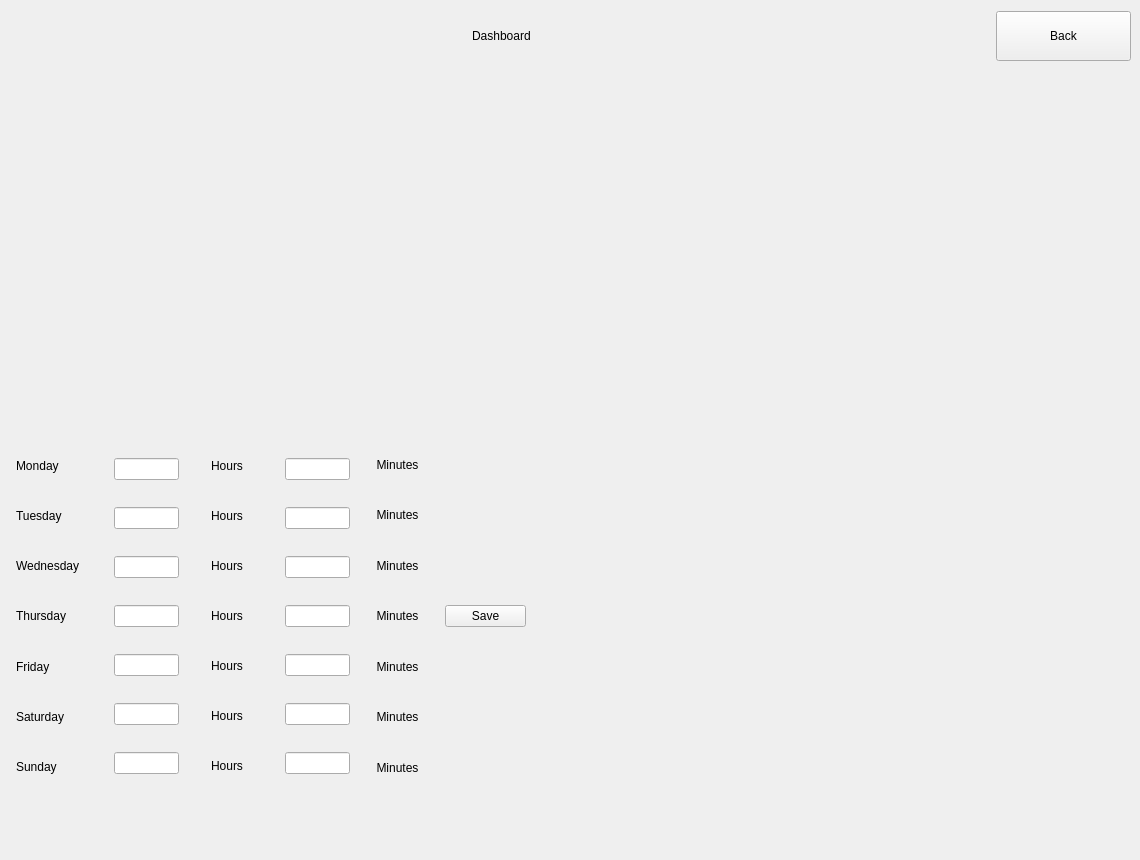
First picture: the form in main/UI/dashboard_test.ui, repository Demonim/Simargl-Study-Project, before the edit.
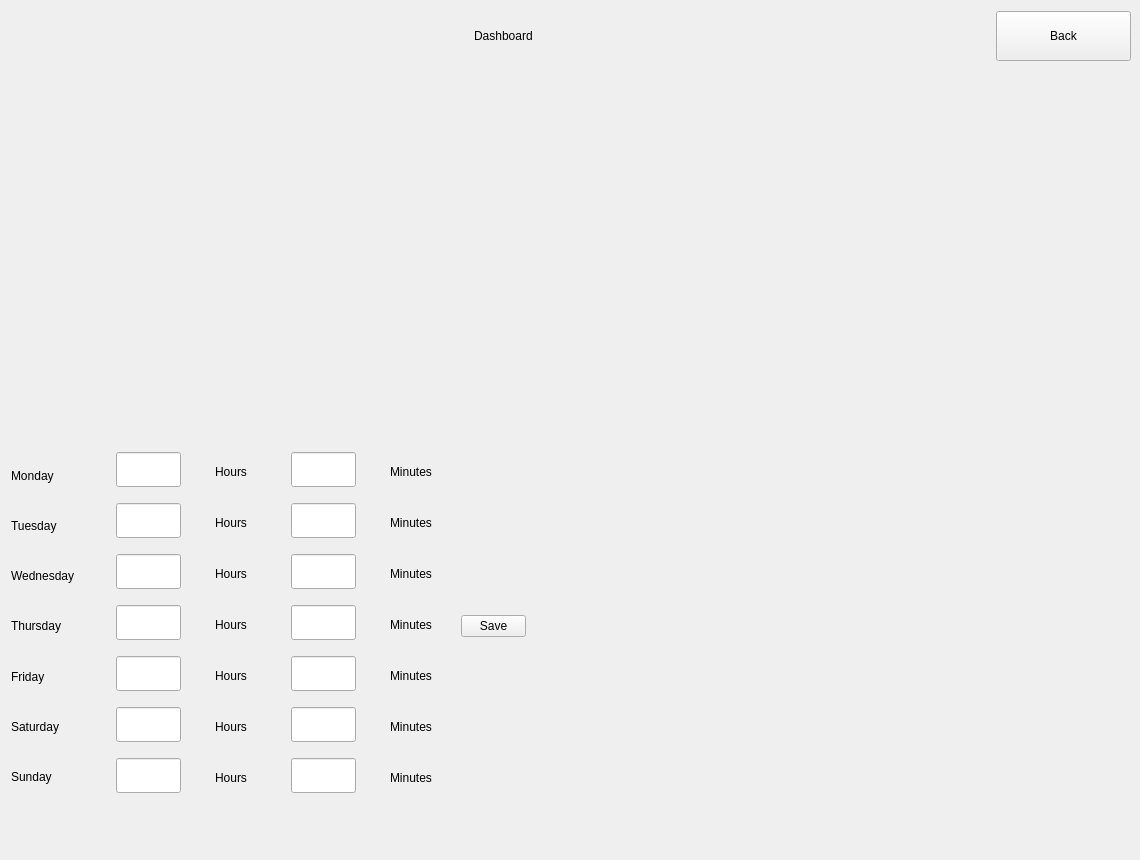
Second picture: the form after the edit.

```diff
--- a/main/UI/dashboard_test.ui
+++ b/main/UI/dashboard_test.ui
@@ -41,9 +41,9 @@
    <property name="styleSheet">
     <string notr="true"/>
    </property>
-   <layout class="QVBoxLayout" name="verticalLayout_7">
+   <layout class="QVBoxLayout" name="verticalLayout_7" stretch="1,4,1,4,1">
     <property name="spacing">
-     <number>5</number>
+     <number>0</number>
     </property>
     <property name="leftMargin">
      <number>11</number>
@@ -52,7 +52,7 @@
      <number>11</number>
     </property>
     <item>
-     <layout class="QHBoxLayout" name="horizontalLayout">
+     <layout class="QHBoxLayout" name="horizontalLayout" stretch="0,0,0,0">
       <item>
        <spacer name="horizontalSpacer">
         <property name="orientation">
@@ -120,13 +120,16 @@
      </layout>
     </item>
     <item>
-     <layout class="QHBoxLayout" name="horizontalLayout_2">
+     <layout class="QHBoxLayout" name="horizontalLayout_2" stretch="1,1">
+      <property name="spacing">
+       <number>10</number>
+      </property>
       <item>
        <widget class="QWidget" name="Dashboard_1" native="true">
         <property name="minimumSize">
          <size>
           <width>400</width>
-          <height>350</height>
+          <height>360</height>
          </size>
         </property>
        </widget>
@@ -136,7 +139,7 @@
         <property name="minimumSize">
          <size>
           <width>400</width>
-          <height>350</height>
+          <height>370</height>
          </size>
         </property>
        </widget>
@@ -160,14 +163,17 @@
      </spacer>
     </item>
     <item>
-     <layout class="QHBoxLayout" name="horizontalLayout_4">
+     <layout class="QHBoxLayout" name="horizontalLayout_4" stretch="1,1">
+      <property name="spacing">
+       <number>50</number>
+      </property>
       <item>
-       <layout class="QHBoxLayout" name="horizontalLayout_3">
+       <layout class="QHBoxLayout" name="horizontalLayout_3" stretch="1,1,1,1,1,1">
         <property name="spacing">
-         <number>7</number>
+         <number>5</number>
         </property>
         <property name="leftMargin">
-         <number>5</number>
+         <number>0</number>
         </property>
         <item>
          <layout class="QVBoxLayout" name="verticalLayout_4">
@@ -228,7 +234,7 @@
         <item>
          <layout class="QVBoxLayout" name="verticalLayout_2">
           <property name="spacing">
-           <number>10</number>
+           <number>15</number>
           </property>
           <property name="leftMargin">
            <number>10</number>
@@ -238,7 +244,7 @@
             <property name="maximumSize">
              <size>
               <width>65</width>
-              <height>16777215</height>
+              <height>35</height>
              </size>
             </property>
             <property name="alignment">
@@ -251,7 +257,7 @@
             <property name="maximumSize">
              <size>
               <width>65</width>
-              <height>16777215</height>
+              <height>35</height>
              </size>
             </property>
             <property name="alignment">
@@ -264,7 +270,7 @@
             <property name="maximumSize">
              <size>
               <width>65</width>
-              <height>16777215</height>
+              <height>35</height>
              </size>
             </property>
             <property name="text">
@@ -280,7 +286,7 @@
             <property name="maximumSize">
              <size>
               <width>65</width>
-              <height>16777215</height>
+              <height>35</height>
              </size>
             </property>
             <property name="alignment">
@@ -293,7 +299,7 @@
             <property name="maximumSize">
              <size>
               <width>65</width>
-              <height>16777215</height>
+              <height>35</height>
              </size>
             </property>
             <property name="alignment">
@@ -312,7 +318,7 @@
             <property name="maximumSize">
              <size>
               <width>65</width>
-              <height>16777215</height>
+              <height>35</height>
              </size>
             </property>
             <property name="alignment">
@@ -325,7 +331,7 @@
             <property name="maximumSize">
              <size>
               <width>65</width>
-              <height>16777215</height>
+              <height>35</height>
              </size>
             </property>
             <property name="alignment">
@@ -338,6 +344,12 @@
         <item>
          <layout class="QVBoxLayout" name="verticalLayout_5">
           <property name="spacing">
+           <number>10</number>
+          </property>
+          <property name="leftMargin">
+           <number>0</number>
+          </property>
+          <property name="topMargin">
            <number>0</number>
           </property>
           <item>
@@ -348,6 +360,12 @@
               <height>0</height>
              </size>
             </property>
+            <property name="maximumSize">
+             <size>
+              <width>16777215</width>
+              <height>40</height>
+             </size>
+            </property>
             <property name="text">
              <string>Hours</string>
             </property>
@@ -358,6 +376,12 @@
           </item>
           <item>
            <widget class="QLabel" name="label_16">
+            <property name="maximumSize">
+             <size>
+              <width>16777215</width>
+              <height>40</height>
+             </size>
+            </property>
             <property name="text">
              <string>Hours</string>
             </property>
@@ -368,6 +392,12 @@
           </item>
           <item>
            <widget class="QLabel" name="label_17">
+            <property name="maximumSize">
+             <size>
+              <width>16777215</width>
+              <height>40</height>
+             </size>
+            </property>
             <property name="text">
              <string>Hours</string>
             </property>
@@ -378,6 +408,12 @@
           </item>
           <item>
            <widget class="QLabel" name="label_18">
+            <property name="maximumSize">
+             <size>
+              <width>16777215</width>
+              <height>40</height>
+             </size>
+            </property>
             <property name="text">
              <string>Hours</string>
             </property>
@@ -388,6 +424,12 @@
           </item>
           <item>
            <widget class="QLabel" name="label_19">
+            <property name="maximumSize">
+             <size>
+              <width>16777215</width>
+              <height>40</height>
+             </size>
+            </property>
             <property name="text">
              <string>Hours</string>
             </property>
@@ -398,6 +440,12 @@
           </item>
           <item>
            <widget class="QLabel" name="label_20">
+            <property name="maximumSize">
+             <size>
+              <width>16777215</width>
+              <height>40</height>
+             </size>
+            </property>
             <property name="text">
              <string>Hours</string>
             </property>
@@ -408,6 +456,12 @@
           </item>
           <item>
            <widget class="QLabel" name="label_21">
+            <property name="maximumSize">
+             <size>
+              <width>16777215</width>
+              <height>40</height>
+             </size>
+            </property>
             <property name="text">
              <string>Hours</string>
             </property>
@@ -421,17 +475,20 @@
         <item>
          <layout class="QVBoxLayout" name="verticalLayout_3">
           <property name="spacing">
-           <number>10</number>
+           <number>15</number>
           </property>
           <property name="leftMargin">
            <number>10</number>
           </property>
+          <property name="rightMargin">
+           <number>5</number>
+          </property>
           <item>
            <widget class="QLineEdit" name="lineEdit_8">
             <property name="maximumSize">
              <size>
               <width>65</width>
-              <height>16777215</height>
+              <height>35</height>
              </size>
             </property>
             <property name="alignment">
@@ -444,7 +501,7 @@
             <property name="maximumSize">
              <size>
               <width>65</width>
-              <height>16777215</height>
+              <height>35</height>
              </size>
             </property>
             <property name="text">
@@ -460,7 +517,7 @@
             <property name="maximumSize">
              <size>
               <width>65</width>
-              <height>16777215</height>
+              <height>35</height>
              </size>
             </property>
             <property name="alignment">
@@ -473,7 +530,7 @@
             <property name="maximumSize">
              <size>
               <width>65</width>
-              <height>16777215</height>
+              <height>35</height>
              </size>
             </property>
             <property name="alignment">
@@ -486,7 +543,7 @@
             <property name="maximumSize">
              <size>
               <width>65</width>
-              <height>16777215</height>
+              <height>35</height>
              </size>
             </property>
             <property name="alignment">
@@ -499,7 +556,7 @@
             <property name="maximumSize">
              <size>
               <width>65</width>
-              <height>16777215</height>
+              <height>35</height>
              </size>
             </property>
             <property name="alignment">
@@ -512,7 +569,7 @@
             <property name="maximumSize">
              <size>
               <width>65</width>
-              <height>16777215</height>
+              <height>35</height>
              </size>
             </property>
             <property name="alignment">
@@ -525,7 +582,10 @@
         <item>
          <layout class="QVBoxLayout" name="verticalLayout">
           <property name="spacing">
-           <number>3</number>
+           <number>10</number>
+          </property>
+          <property name="rightMargin">
+           <number>0</number>
           </property>
           <item>
            <widget class="QLabel" name="label_6">
@@ -535,6 +595,12 @@
               <height>0</height>
              </size>
             </property>
+            <property name="maximumSize">
+             <size>
+              <width>16777215</width>
+              <height>40</height>
+             </size>
+            </property>
             <property name="text">
              <string>Minutes</string>
             </property>
@@ -551,6 +617,12 @@
               <height>0</height>
              </size>
             </property>
+            <property name="maximumSize">
+             <size>
+              <width>16777215</width>
+              <height>40</height>
+             </size>
+            </property>
             <property name="text">
              <string>Minutes</string>
             </property>
@@ -567,6 +639,12 @@
               <height>0</height>
              </size>
             </property>
+            <property name="maximumSize">
+             <size>
+              <width>16777215</width>
+              <height>40</height>
+             </size>
+            </property>
             <property name="text">
              <string>Minutes</string>
             </property>
@@ -577,6 +655,12 @@
           </item>
           <item>
            <widget class="QLabel" name="label_5">
+            <property name="maximumSize">
+             <size>
+              <width>16777215</width>
+              <height>40</height>
+             </size>
+            </property>
             <property name="text">
              <string>Minutes</string>
             </property>
@@ -587,6 +671,12 @@
           </item>
           <item>
            <widget class="QLabel" name="label_4">
+            <property name="maximumSize">
+             <size>
+              <width>16777215</width>
+              <height>40</height>
+             </size>
+            </property>
             <property name="text">
              <string>Minutes</string>
             </property>
@@ -597,6 +687,12 @@
           </item>
           <item>
            <widget class="QLabel" name="label">
+            <property name="maximumSize">
+             <size>
+              <width>16777215</width>
+              <height>40</height>
+             </size>
+            </property>
             <property name="text">
              <string>Minutes</string>
             </property>
@@ -607,6 +703,12 @@
           </item>
           <item>
            <widget class="QLabel" name="label_7">
+            <property name="maximumSize">
+             <size>
+              <width>16777215</width>
+              <height>40</height>
+             </size>
+            </property>
             <property name="text">
              <string>Minutes</string>
             </property>
@@ -619,6 +721,12 @@
         </item>
         <item>
          <widget class="QPushButton" name="pushButton">
+          <property name="maximumSize">
+           <size>
+            <width>65</width>
+            <height>16777215</height>
+           </size>
+          </property>
           <property name="text">
            <string>Save</string>
           </property>
@@ -626,48 +734,16 @@
         </item>
        </layout>
       </item>
-      <item>
-       <spacer name="horizontalSpacer_3">
-        <property name="orientation">
-         <enum>Qt::Orientation::Horizontal</enum>
-        </property>
-        <property name="sizeType">
-         <enum>QSizePolicy::Policy::Maximum</enum>
-        </property>
-        <property name="sizeHint" stdset="0">
-         <size>
-          <width>40</width>
-          <height>20</height>
-         </size>
-        </property>
-       </spacer>
-      </item>
       <item>
        <widget class="QWidget" name="Dashboard_3" native="true">
         <property name="minimumSize">
          <size>
-          <width>550</width>
+          <width>555</width>
           <height>350</height>
          </size>
         </property>
        </widget>
       </item>
-      <item>
-       <layout class="QVBoxLayout" name="verticalLayout_6">
-        <property name="leftMargin">
-         <number>5</number>
-        </property>
-        <property name="topMargin">
-         <number>5</number>
-        </property>
-        <property name="rightMargin">
-         <number>5</number>
-        </property>
-        <property name="bottomMargin">
-         <number>5</number>
-        </property>
-       </layout>
-      </item>
      </layout>
     </item>
     <item>
```
